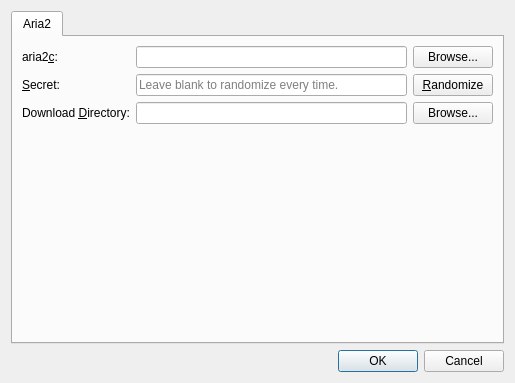
Qt form src/optionsdialog.ui (karoyqiu/qaria) before a commit.
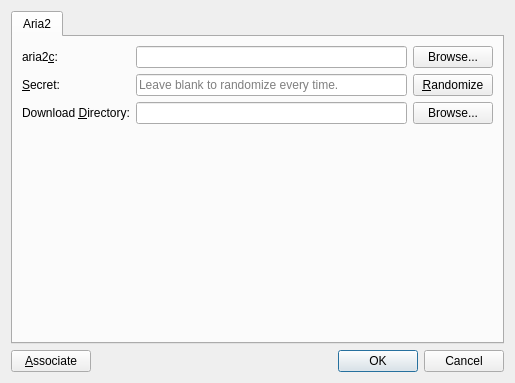
The same form after that commit.

The edit to the form file:
```diff
--- a/src/optionsdialog.ui
+++ b/src/optionsdialog.ui
@@ -106,6 +106,15 @@
     </widget>
    </item>
    <item>
+    <layout class="QHBoxLayout" name="horizontalLayout">
+     <item>
+      <widget class="QPushButton" name="buttonAssociate">
+       <property name="text">
+        <string>&amp;Associate</string>
+       </property>
+      </widget>
+     </item>
+     <item>
     <widget class="QDialogButtonBox" name="buttonBox">
      <property name="orientation">
       <enum>Qt::Horizontal</enum>
@@ -116,6 +125,8 @@
     </widget>
    </item>
   </layout>
+   </item>
+  </layout>
  </widget>
  <tabstops>
   <tabstop>editAria2c</tabstop>
```
Left out of the diff: 1 changed line with no effect on the pictures. Lines whose indentation alone changed are shown as unchanged.
